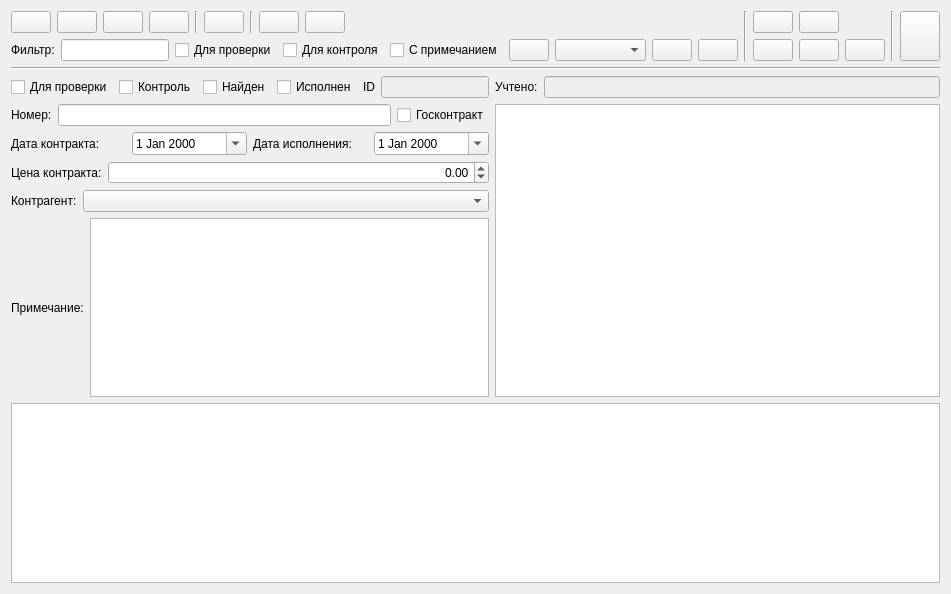
Old version of the form formcontract.ui in the repository GorINIch73/Audit.
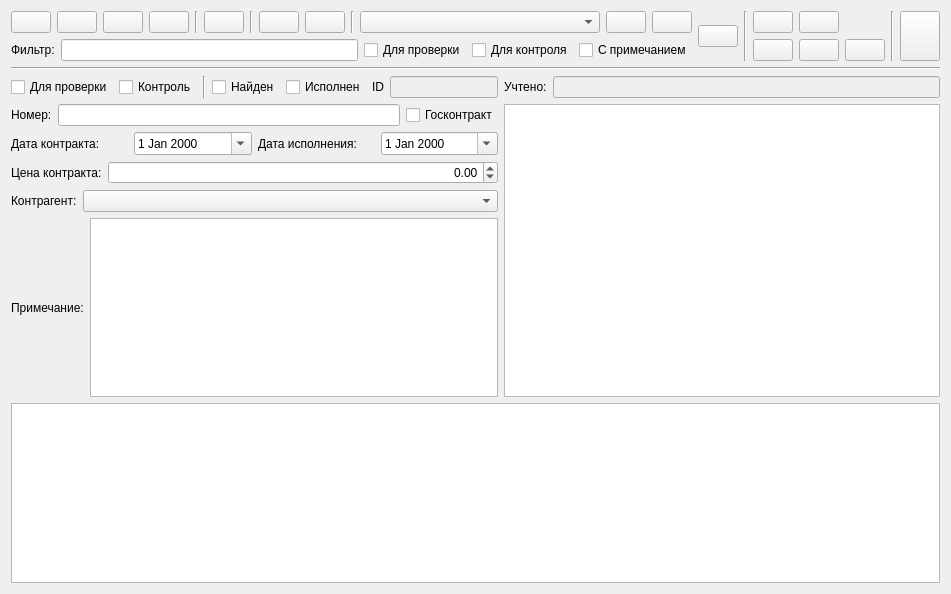
New version of the form. Icons and pictures are not drawn.

What changed in the file:
```diff
--- a/formcontract.ui
+++ b/formcontract.ui
@@ -121,74 +121,9 @@
           </widget>
          </item>
          <item>
-          <spacer name="horizontalSpacer">
+          <widget class="Line" name="line_7">
            <property name="orientation">
-            <enum>Qt::Horizontal</enum>
-           </property>
-           <property name="sizeHint" stdset="0">
-            <size>
-             <width>40</width>
-             <height>20</height>
-            </size>
-           </property>
-          </spacer>
-         </item>
-        </layout>
-       </item>
-       <item>
-        <layout class="QHBoxLayout" name="horizontalLayout">
-         <item>
-          <widget class="QLabel" name="label">
-           <property name="text">
-            <string>Фильтр:</string>
-           </property>
-          </widget>
-         </item>
-         <item>
-          <widget class="QLineEdit" name="lineEdit_flt_all">
-           <property name="sizePolicy">
-            <sizepolicy hsizetype="Expanding" vsizetype="Fixed">
-             <horstretch>0</horstretch>
-             <verstretch>0</verstretch>
-            </sizepolicy>
-           </property>
-           <property name="toolTip">
-            <string>Фильтр по номеру, примечанию</string>
-           </property>
-          </widget>
-         </item>
-         <item>
-          <widget class="QCheckBox" name="checkBox_flt_audit">
-           <property name="text">
-            <string>Для проверки</string>
-           </property>
-          </widget>
-         </item>
-         <item>
-          <widget class="QCheckBox" name="checkBox__flt_for_check">
-           <property name="text">
-            <string>Для контроля</string>
-           </property>
-          </widget>
-         </item>
-         <item>
-          <widget class="QCheckBox" name="checkBox__flt_note">
-           <property name="text">
-            <string>С примечанием</string>
-           </property>
-          </widget>
-         </item>
-         <item>
-          <widget class="QPushButton" name="pushButton_flt_clr">
-           <property name="toolTip">
-            <string>Сбросить фильтр</string>
-           </property>
-           <property name="text">
-            <string/>
-           </property>
-           <property name="icon">
-            <iconset resource="pix.qrc">
-             <normaloff>:/pix/clear.png</normaloff>:/pix/clear.png</iconset>
+            <enum>Qt::Vertical</enum>
            </property>
           </widget>
          </item>
@@ -250,8 +185,76 @@
          </item>
         </layout>
        </item>
+       <item>
+        <layout class="QHBoxLayout" name="horizontalLayout">
+         <item>
+          <widget class="QLabel" name="label">
+           <property name="text">
+            <string>Фильтр:</string>
+           </property>
+          </widget>
+         </item>
+         <item>
+          <widget class="QLineEdit" name="lineEdit_flt_all">
+           <property name="sizePolicy">
+            <sizepolicy hsizetype="Expanding" vsizetype="Fixed">
+             <horstretch>0</horstretch>
+             <verstretch>0</verstretch>
+            </sizepolicy>
+           </property>
+           <property name="toolTip">
+            <string>Фильтр по номеру, примечанию</string>
+           </property>
+          </widget>
+         </item>
+         <item>
+          <widget class="QCheckBox" name="checkBox_flt_audit">
+           <property name="toolTip">
+            <string>показать договора для проверки</string>
+           </property>
+           <property name="text">
+            <string>Для проверки</string>
+           </property>
+          </widget>
+         </item>
+         <item>
+          <widget class="QCheckBox" name="checkBox__flt_for_check">
+           <property name="toolTip">
+            <string>Показать договора для контроля</string>
+           </property>
+           <property name="text">
+            <string>Для контроля</string>
+           </property>
+          </widget>
+         </item>
+         <item>
+          <widget class="QCheckBox" name="checkBox__flt_note">
+           <property name="toolTip">
+            <string>Показать договора с примечанием</string>
+           </property>
+           <property name="text">
+            <string>С примечанием</string>
+           </property>
+          </widget>
+         </item>
+        </layout>
+       </item>
       </layout>
      </item>
+     <item>
+      <widget class="QPushButton" name="pushButton_flt_clr">
+       <property name="toolTip">
+        <string>Сбросить фильтр</string>
+       </property>
+       <property name="text">
+        <string/>
+       </property>
+       <property name="icon">
+        <iconset resource="pix.qrc">
+         <normaloff>:/pix/clear.png</normaloff>:/pix/clear.png</iconset>
+       </property>
+      </widget>
+     </item>
      <item>
       <widget class="Line" name="line_2">
        <property name="orientation">
@@ -434,6 +437,13 @@
            </property>
           </widget>
          </item>
+         <item>
+          <widget class="Line" name="line_6">
+           <property name="orientation">
+            <enum>Qt::Vertical</enum>
+           </property>
+          </widget>
+         </item>
          <item>
           <widget class="QCheckBox" name="checkBox_found">
            <property name="text">
```
Left out of the diff: 12 changed lines with no effect on the pictures.
